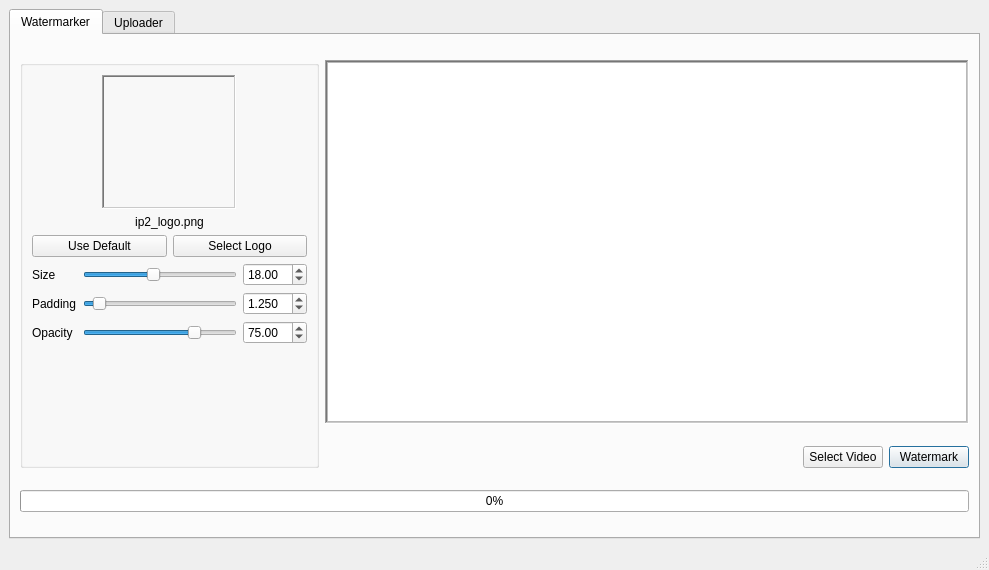
Before: the Qt Designer form mainwindow.ui in ChangThunderwang/IP2-Watermarker, drawn with Qt 5.
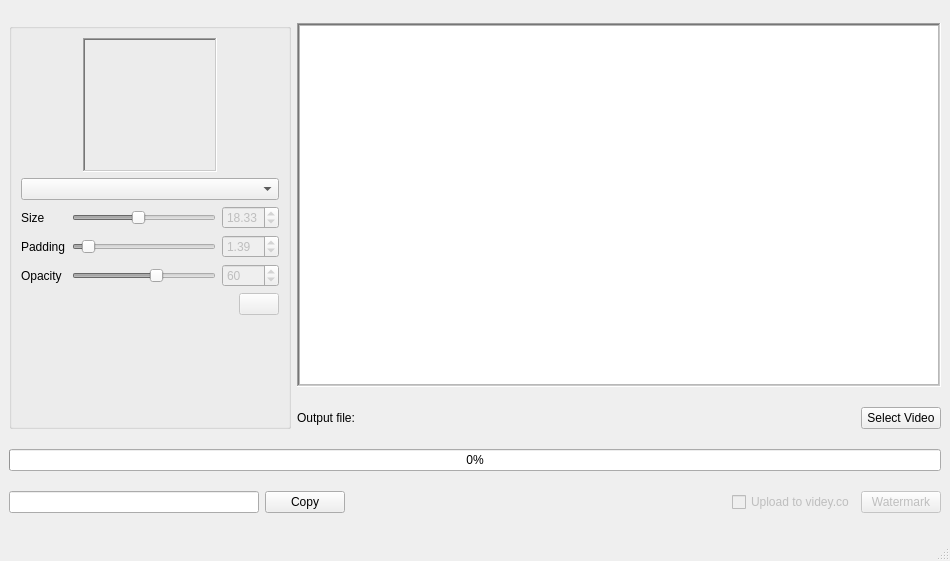
After: the same form once the commit is applied. Icons and pictures are not drawn. Custom widgets are drawn as their Qt base class.

Patch:
```diff
--- a/mainwindow.ui
+++ b/mainwindow.ui
@@ -6,155 +6,45 @@
    <rect>
     <x>0</x>
     <y>0</y>
-    <width>989</width>
-    <height>570</height>
+    <width>950</width>
+    <height>561</height>
    </rect>
   </property>
   <property name="sizePolicy">
-   <sizepolicy hsizetype="Minimum" vsizetype="Minimum">
+   <sizepolicy hsizetype="Fixed" vsizetype="Fixed">
     <horstretch>0</horstretch>
     <verstretch>0</verstretch>
    </sizepolicy>
   </property>
+  <property name="minimumSize">
+   <size>
+    <width>950</width>
+    <height>513</height>
+   </size>
+  </property>
+  <property name="maximumSize">
+   <size>
+    <width>950</width>
+    <height>900</height>
+   </size>
+  </property>
   <property name="windowTitle">
    <string>MainWindow</string>
   </property>
   <widget class="QWidget" name="centralwidget">
    <property name="sizePolicy">
-    <sizepolicy hsizetype="Maximum" vsizetype="Minimum">
-     <horstretch>0</horstretch>
-     <verstretch>0</verstretch>
-    </sizepolicy>
-   </property>
-   <layout class="QGridLayout" name="gridLayout_3" rowstretch="1">
-    <item row="0" column="0">
-     <widget class="QTabWidget" name="tabWidget">
-      <property name="currentIndex">
-       <number>0</number>
-      </property>
-      <widget class="QWidget" name="tab">
-       <property name="enabled">
-        <bool>true</bool>
-       </property>
-       <attribute name="title">
-        <string>Watermarker</string>
-       </attribute>
-       <layout class="QGridLayout" name="gridLayout" rowstretch="1,0,0">
-        <item row="0" column="1">
-         <widget class="QFrame" name="frame">
-          <property name="sizePolicy">
-           <sizepolicy hsizetype="Fixed" vsizetype="Maximum">
+    <sizepolicy hsizetype="Preferred" vsizetype="Minimum">
             <horstretch>0</horstretch>
             <verstretch>0</verstretch>
            </sizepolicy>
           </property>
           <property name="minimumSize">
-           <size>
-            <width>644</width>
-            <height>364</height>
-           </size>
-          </property>
-          <property name="frameShape">
-           <enum>QFrame::WinPanel</enum>
-          </property>
-          <property name="frameShadow">
-           <enum>QFrame::Sunken</enum>
-          </property>
-          <layout class="QGridLayout" name="gridLayout_4">
-           <property name="leftMargin">
-            <number>0</number>
-           </property>
-           <property name="topMargin">
-            <number>0</number>
-           </property>
-           <property name="rightMargin">
-            <number>0</number>
-           </property>
-           <property name="bottomMargin">
-            <number>0</number>
-           </property>
-           <item row="0" column="0">
-            <widget class="QGraphicsView" name="gv">
-             <property name="sizePolicy">
-              <sizepolicy hsizetype="Fixed" vsizetype="Fixed">
-               <horstretch>0</horstretch>
-               <verstretch>0</verstretch>
-              </sizepolicy>
-             </property>
-             <property name="maximumSize">
-              <size>
-               <width>640</width>
-               <height>360</height>
-              </size>
-             </property>
-             <property name="verticalScrollBarPolicy">
-              <enum>Qt::ScrollBarAlwaysOff</enum>
-             </property>
-             <property name="horizontalScrollBarPolicy">
-              <enum>Qt::ScrollBarAlwaysOff</enum>
-             </property>
-            </widget>
-           </item>
-          </layout>
-         </widget>
-        </item>
-        <item row="2" column="0" colspan="2">
-         <widget class="QProgressBar" name="progressBar">
-          <property name="maximum">
-           <number>2000</number>
-          </property>
-          <property name="value">
-           <number>0</number>
-          </property>
-          <property name="textVisible">
-           <bool>true</bool>
-          </property>
-         </widget>
-        </item>
-        <item row="1" column="1">
-         <layout class="QHBoxLayout" name="horizontalLayout_4">
-          <item>
-           <widget class="QLabel" name="label_4">
-            <property name="text">
-             <string/>
-            </property>
-           </widget>
-          </item>
-          <item>
-           <spacer name="horizontalSpacer">
-            <property name="orientation">
-             <enum>Qt::Horizontal</enum>
-            </property>
-            <property name="sizeHint" stdset="0">
              <size>
               <width>0</width>
               <height>0</height>
              </size>
             </property>
-           </spacer>
-          </item>
-          <item>
-           <widget class="QPushButton" name="selectVideoButton">
-            <property name="text">
-             <string>Select Video</string>
-            </property>
-           </widget>
-          </item>
-          <item>
-           <widget class="QPushButton" name="watermarkButton">
-            <property name="text">
-             <string>Watermark</string>
-            </property>
-            <property name="autoDefault">
-             <bool>true</bool>
-            </property>
-            <property name="default">
-             <bool>true</bool>
-            </property>
-           </widget>
-          </item>
-         </layout>
-        </item>
+   <layout class="QGridLayout" name="gridLayout_3" rowstretch="1,0,0,0,0">
         <item row="0" column="0" rowspan="2">
          <widget class="QGroupBox" name="groupBox">
           <property name="title">
@@ -164,7 +54,7 @@
            <item>
             <layout class="QHBoxLayout" name="horizontalLayout">
              <item>
-              <widget class="DragLabel" name="logoImage">
+          <widget class="QLabel" name="logoImage">
                <property name="minimumSize">
                 <size>
                  <width>134</width>
@@ -197,52 +87,49 @@
             </layout>
            </item>
            <item>
-            <widget class="QLabel" name="logoFileNameLabel">
-             <property name="text">
-              <string>ip2_logo.png</string>
-             </property>
-             <property name="alignment">
-              <set>Qt::AlignCenter</set>
-             </property>
-            </widget>
-           </item>
-           <item>
-            <layout class="QHBoxLayout" name="horizontalLayout_2">
-             <item>
-              <widget class="QPushButton" name="useDefaultButton">
-               <property name="text">
-                <string>Use Default</string>
-               </property>
-              </widget>
-             </item>
-             <item>
-              <widget class="QPushButton" name="selectLogoButton">
-               <property name="text">
-                <string>Select Logo</string>
-               </property>
-              </widget>
-             </item>
-            </layout>
+        <widget class="QComboBox" name="logoNameComboBox">
+         <property name="autoFillBackground">
+          <bool>false</bool>
+         </property>
+         <property name="styleSheet">
+          <string notr="true"/>
+         </property>
+         <property name="currentText">
+          <string/>
+         </property>
+        </widget>
            </item>
            <item>
             <layout class="QGridLayout" name="wmControls">
              <item row="1" column="2">
               <widget class="QDoubleSpinBox" name="sizeSpinBox">
+           <property name="enabled">
+            <bool>false</bool>
+           </property>
+           <property name="decimals">
+            <number>2</number>
+           </property>
                <property name="maximum">
                 <double>40.000000000000000</double>
                </property>
+           <property name="singleStep">
+            <double>0.010000000000000</double>
+           </property>
                <property name="value">
-                <double>18.000000000000000</double>
+            <double>18.329999999999998</double>
                </property>
               </widget>
              </item>
-             <item row="2" column="1">
-              <widget class="QSlider" name="paddingSlider">
+         <item row="3" column="1">
+          <widget class="QSlider" name="opacitySlider">
+           <property name="enabled">
+            <bool>false</bool>
+           </property>
                <property name="maximum">
-                <number>160</number>
+            <number>100</number>
                </property>
                <property name="value">
-                <number>10</number>
+            <number>60</number>
                </property>
                <property name="orientation">
                 <enum>Qt::Horizontal</enum>
@@ -251,21 +138,46 @@
              </item>
              <item row="3" column="2">
               <widget class="QDoubleSpinBox" name="opacitySpinBox">
+           <property name="enabled">
+            <bool>false</bool>
+           </property>
+           <property name="decimals">
+            <number>0</number>
+           </property>
                <property name="maximum">
                 <double>100.000000000000000</double>
                </property>
                <property name="value">
-                <double>75.000000000000000</double>
+            <double>60.000000000000000</double>
                </property>
               </widget>
              </item>
              <item row="1" column="1">
               <widget class="QSlider" name="sizeSlider">
+           <property name="enabled">
+            <bool>false</bool>
+           </property>
                <property name="maximum">
-                <number>40</number>
+            <number>4000</number>
                </property>
                <property name="value">
-                <number>18</number>
+            <number>1833</number>
+           </property>
+           <property name="orientation">
+            <enum>Qt::Horizontal</enum>
+           </property>
+          </widget>
+         </item>
+         <item row="2" column="1">
+          <widget class="QSlider" name="paddingSlider">
+           <property name="enabled">
+            <bool>false</bool>
+           </property>
+           <property name="maximum">
+            <number>2000</number>
+           </property>
+           <property name="value">
+            <number>138</number>
                </property>
                <property name="orientation">
                 <enum>Qt::Horizontal</enum>
@@ -281,27 +193,20 @@
              </item>
              <item row="2" column="2">
               <widget class="QDoubleSpinBox" name="paddingSpinBox">
+           <property name="enabled">
+            <bool>false</bool>
+           </property>
                <property name="decimals">
-                <number>3</number>
+            <number>2</number>
                </property>
                <property name="maximum">
                 <double>20.000000000000000</double>
                </property>
-               <property name="value">
-                <double>1.250000000000000</double>
-               </property>
-              </widget>
-             </item>
-             <item row="3" column="1">
-              <widget class="QSlider" name="opacitySlider">
-               <property name="maximum">
-                <number>100</number>
-               </property>
+           <property name="singleStep">
+            <double>0.010000000000000</double>
+           </property>
                <property name="value">
-                <number>75</number>
-               </property>
-               <property name="orientation">
-                <enum>Qt::Horizontal</enum>
+            <double>1.390000000000000</double>
                </property>
               </widget>
              </item>
@@ -321,6 +226,43 @@
              </item>
             </layout>
            </item>
+       <item>
+        <layout class="QHBoxLayout" name="horizontalLayout_3">
+         <item>
+          <spacer name="horizontalSpacer_2">
+           <property name="orientation">
+            <enum>Qt::Horizontal</enum>
+           </property>
+           <property name="sizeHint" stdset="0">
+            <size>
+             <width>40</width>
+             <height>20</height>
+            </size>
+           </property>
+          </spacer>
+         </item>
+         <item>
+          <widget class="QPushButton" name="setDefaultsButton">
+           <property name="enabled">
+            <bool>false</bool>
+           </property>
+           <property name="maximumSize">
+            <size>
+             <width>40</width>
+             <height>16777215</height>
+            </size>
+           </property>
+           <property name="text">
+            <string/>
+           </property>
+           <property name="icon">
+            <iconset theme="refresh">
+             <normaloff>.</normaloff>.</iconset>
+           </property>
+          </widget>
+         </item>
+        </layout>
+       </item>
            <item>
             <spacer name="verticalSpacer">
              <property name="orientation">
@@ -337,14 +279,185 @@
           </layout>
          </widget>
         </item>
-       </layout>
-      </widget>
-      <widget class="QWidget" name="Uploader">
-       <attribute name="title">
-        <string>Uploader</string>
-       </attribute>
-      </widget>
-     </widget>
+    <item row="3" column="0" colspan="2">
+     <widget class="QProgressBar" name="progressBar">
+      <property name="toolTipDuration">
+       <number>-1</number>
+      </property>
+      <property name="maximum">
+       <number>2000</number>
+      </property>
+      <property name="value">
+       <number>0</number>
+      </property>
+      <property name="textVisible">
+       <bool>true</bool>
+      </property>
+     </widget>
+    </item>
+    <item row="0" column="1">
+     <widget class="QFrame" name="frame">
+      <property name="sizePolicy">
+       <sizepolicy hsizetype="Fixed" vsizetype="Maximum">
+        <horstretch>0</horstretch>
+        <verstretch>0</verstretch>
+       </sizepolicy>
+      </property>
+      <property name="minimumSize">
+       <size>
+        <width>644</width>
+        <height>364</height>
+       </size>
+      </property>
+      <property name="frameShape">
+       <enum>QFrame::WinPanel</enum>
+      </property>
+      <property name="frameShadow">
+       <enum>QFrame::Sunken</enum>
+      </property>
+      <layout class="QGridLayout" name="gridLayout_4">
+       <property name="leftMargin">
+        <number>0</number>
+       </property>
+       <property name="topMargin">
+        <number>0</number>
+       </property>
+       <property name="rightMargin">
+        <number>0</number>
+       </property>
+       <property name="bottomMargin">
+        <number>0</number>
+       </property>
+       <item row="0" column="0">
+        <widget class="QGraphicsView" name="gv">
+         <property name="sizePolicy">
+          <sizepolicy hsizetype="Fixed" vsizetype="Fixed">
+           <horstretch>0</horstretch>
+           <verstretch>0</verstretch>
+          </sizepolicy>
+         </property>
+         <property name="maximumSize">
+          <size>
+           <width>640</width>
+           <height>360</height>
+          </size>
+         </property>
+         <property name="verticalScrollBarPolicy">
+          <enum>Qt::ScrollBarAlwaysOff</enum>
+         </property>
+         <property name="horizontalScrollBarPolicy">
+          <enum>Qt::ScrollBarAlwaysOff</enum>
+         </property>
+        </widget>
+       </item>
+      </layout>
+     </widget>
+    </item>
+    <item row="1" column="1">
+     <layout class="QHBoxLayout" name="horizontalLayout_4" stretch="0,1,0">
+      <item>
+       <widget class="QLabel" name="label_4">
+        <property name="text">
+         <string>Output file:</string>
+        </property>
+       </widget>
+      </item>
+      <item>
+       <widget class="QLabel" name="outputLabel">
+        <property name="sizePolicy">
+         <sizepolicy hsizetype="Minimum" vsizetype="Preferred">
+          <horstretch>0</horstretch>
+          <verstretch>0</verstretch>
+         </sizepolicy>
+        </property>
+        <property name="text">
+         <string/>
+        </property>
+       </widget>
+      </item>
+      <item>
+       <widget class="QPushButton" name="selectVideoButton">
+        <property name="text">
+         <string>Select Video</string>
+        </property>
+       </widget>
+      </item>
+     </layout>
+    </item>
+    <item row="4" column="0" colspan="2">
+     <layout class="QHBoxLayout" name="horizontalLayout_2">
+      <item>
+       <widget class="QLineEdit" name="urlLineEdit">
+        <property name="sizePolicy">
+         <sizepolicy hsizetype="Minimum" vsizetype="Fixed">
+          <horstretch>0</horstretch>
+          <verstretch>0</verstretch>
+         </sizepolicy>
+        </property>
+        <property name="minimumSize">
+         <size>
+          <width>250</width>
+          <height>0</height>
+         </size>
+        </property>
+        <property name="baseSize">
+         <size>
+          <width>150</width>
+          <height>0</height>
+         </size>
+        </property>
+        <property name="readOnly">
+         <bool>true</bool>
+        </property>
+       </widget>
+      </item>
+      <item>
+       <widget class="QPushButton" name="copyButton">
+        <property name="text">
+         <string>Copy</string>
+        </property>
+       </widget>
+      </item>
+      <item>
+       <spacer name="horizontalSpacer">
+        <property name="orientation">
+         <enum>Qt::Horizontal</enum>
+        </property>
+        <property name="sizeHint" stdset="0">
+         <size>
+          <width>40</width>
+          <height>20</height>
+         </size>
+        </property>
+       </spacer>
+      </item>
+      <item>
+       <widget class="QCheckBox" name="uploadCheck">
+        <property name="enabled">
+         <bool>false</bool>
+        </property>
+        <property name="text">
+         <string>Upload to videy.co</string>
+        </property>
+       </widget>
+      </item>
+      <item>
+       <widget class="QPushButton" name="watermarkButton">
+        <property name="enabled">
+         <bool>false</bool>
+        </property>
+        <property name="text">
+         <string>Watermark</string>
+        </property>
+        <property name="autoDefault">
+         <bool>true</bool>
+        </property>
+        <property name="default">
+         <bool>true</bool>
+        </property>
+       </widget>
+      </item>
+     </layout>
     </item>
    </layout>
   </widget>
@@ -353,20 +466,13 @@
     <rect>
      <x>0</x>
      <y>0</y>
-     <width>989</width>
+     <width>950</width>
      <height>24</height>
     </rect>
    </property>
   </widget>
   <widget class="QStatusBar" name="statusbar"/>
  </widget>
- <customwidgets>
-  <customwidget>
-   <class>DragLabel</class>
-   <extends>QLabel</extends>
-   <header>draglabel.h</header>
-  </customwidget>
- </customwidgets>
  <resources/>
  <connections/>
 </ui>
```
Lines whose indentation alone changed are shown as unchanged.
